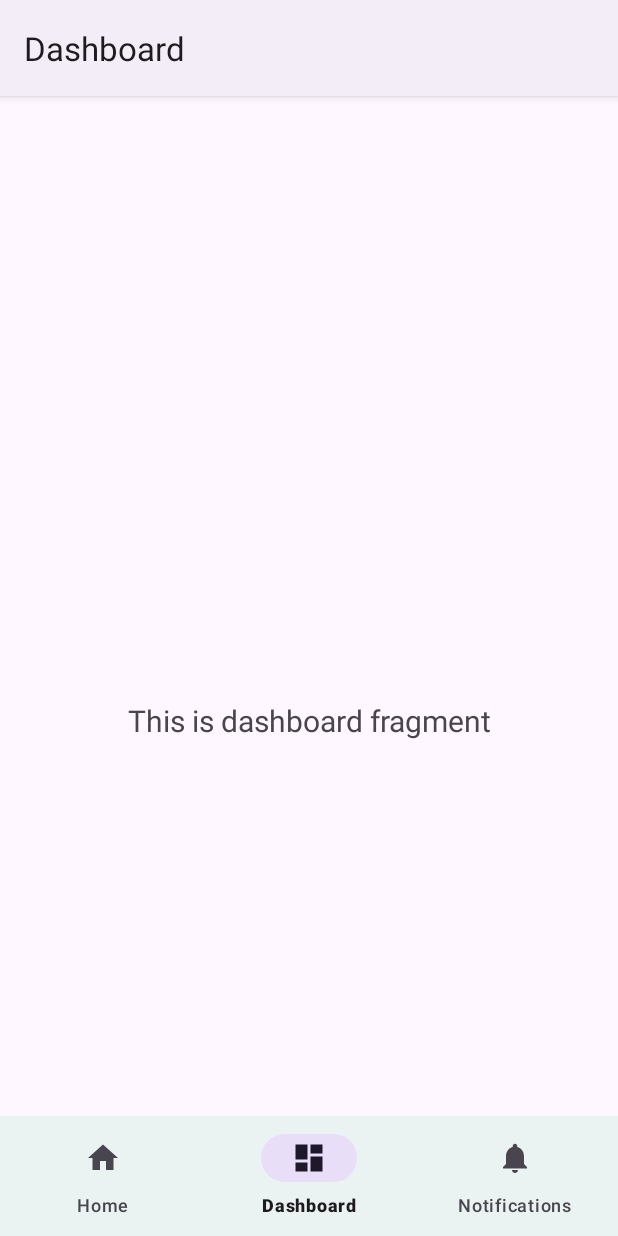
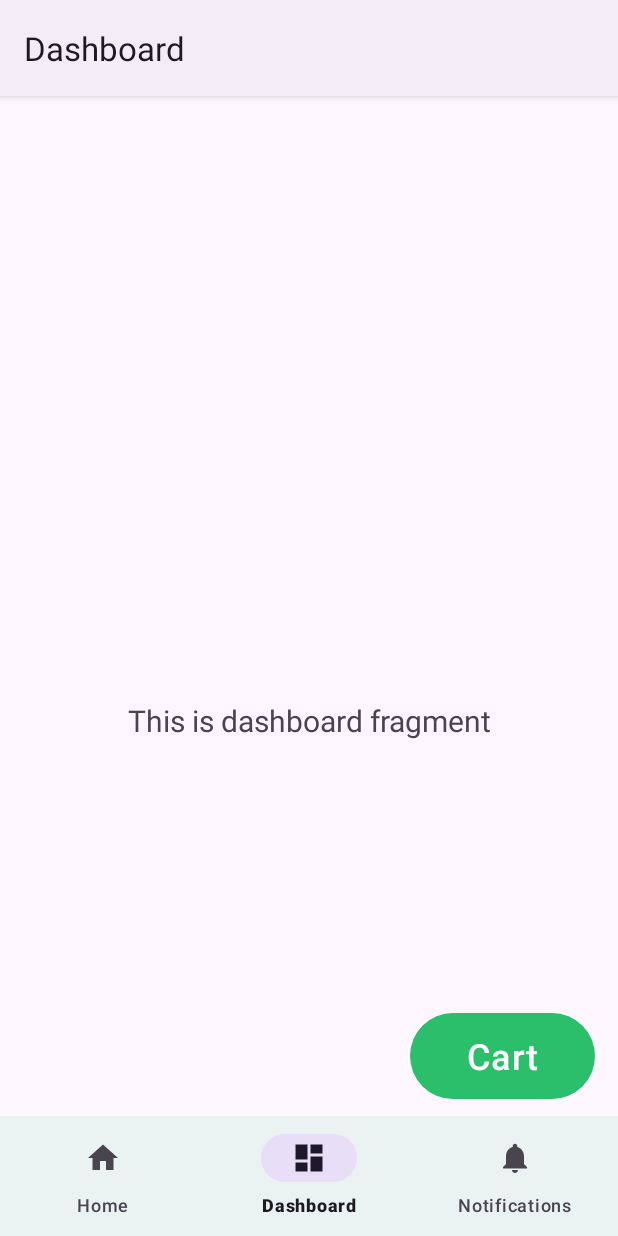
Before and after one commit to DarkPheonix29/AutoShop, an Android app: the DashboardFragment screen opened through its navigation route, on a phone screen of 412 x 824 dp. Run offline under Robolectric (Android 15) with nearby library versions, the phone set to English and light mode, and no system bars; our stand-ins replace navigation-ui; Roboto replaces fonts that are not available here.

Commit message:
Cart page + qr scanner

```diff
--- a/app/build.gradle.kts
+++ b/app/build.gradle.kts
@@ -43,6 +43,7 @@ dependencies {
     implementation("androidx.lifecycle:lifecycle-viewmodel-ktx:2.6.2")
     implementation("androidx.navigation:navigation-fragment:2.7.5")
     implementation("androidx.navigation:navigation-ui:2.7.5")
+    implementation ("com.journeyapps:zxing-android-embedded:4.3.0")
     testImplementation("junit:junit:4.13.2")
     androidTestImplementation("androidx.test.ext:junit:1.1.5")
     androidTestImplementation("androidx.test.espresso:espresso-core:3.5.1")
--- /dev/null
+++ b/app/src/main/java/com/example/autoshop/CaptureACt.java
@@ -0,0 +1,5 @@
+package com.example.autoshop;
+
+import com.journeyapps.barcodescanner.CaptureActivity;
+public class CaptureACt extends CaptureActivity{
+}
--- a/app/src/main/java/com/example/autoshop/ui/dashboard/DashboardFragment.java
+++ b/app/src/main/java/com/example/autoshop/ui/dashboard/DashboardFragment.java
@@ -1,15 +1,19 @@
 package com.example.autoshop.ui.dashboard;
 
+import android.content.Intent;
 import android.os.Bundle;
 import android.view.LayoutInflater;
 import android.view.View;
 import android.view.ViewGroup;
+import android.widget.Button;
 import android.widget.TextView;
 
 import androidx.annotation.NonNull;
 import androidx.fragment.app.Fragment;
 import androidx.lifecycle.ViewModelProvider;
 
+import com.example.autoshop.ShoppingCart;
+import com.example.autoshop.R;
 import com.example.autoshop.databinding.FragmentDashboardBinding;
 
 public class DashboardFragment extends Fragment {
@@ -21,12 +25,24 @@ public class DashboardFragment extends Fragment {
         DashboardViewModel dashboardViewModel =
                 new ViewModelProvider(this).get(DashboardViewModel.class);
 
-        binding = FragmentDashboardBinding.inflate(inflater, container, false);
-        View root = binding.getRoot();
+        View root = inflater.inflate(R.layout.fragment_dashboard, container, false);
 
-        final TextView textView = binding.textDashboard;
+        Button button1 = root.findViewById(R.id.Cart);
+        button1.setOnClickListener(new View.OnClickListener() {
+            @Override
+            public void onClick(View view) {
+                switchToQR();
+            }
+        });
+
+        final TextView textView = root.findViewById(R.id.text_dashboard);
         dashboardViewModel.getText().observe(getViewLifecycleOwner(), textView::setText);
         return root;
+    }
+
+    private void switchToQR() {
+        Intent intent = new Intent(requireContext(), ShoppingCart.class);
+        startActivity(intent);
     }
 
     @Override
--- a/app/src/main/res/layout/fragment_dashboard.xml
+++ b/app/src/main/res/layout/fragment_dashboard.xml
@@ -19,4 +19,17 @@
         app:layout_constraintEnd_toEndOf="parent"
         app:layout_constraintStart_toStartOf="parent"
         app:layout_constraintTop_toTopOf="parent" />
+
+    <Button
+        android:id="@+id/Cart"
+        android:layout_width="123dp"
+        android:layout_height="65dp"
+        android:text="Cart"
+        android:textSize="24sp"
+        app:layout_constraintBottom_toBottomOf="parent"
+        app:layout_constraintEnd_toEndOf="parent"
+        app:layout_constraintHorizontal_bias="0.946"
+        app:layout_constraintStart_toStartOf="parent"
+        app:layout_constraintTop_toTopOf="parent"
+        app:layout_constraintVertical_bias="0.861" />
 </androidx.constraintlayout.widget.ConstraintLayout>
```
Also changed, not shown: app/src/main/AndroidManifest.xml (+13 -4 lines), app/src/main/java/com/example/autoshop/ShoppingCart.java (added, +48 -0 lines), app/src/main/res/layout/cart_shopping.xml (added, +19 -0 lines).
